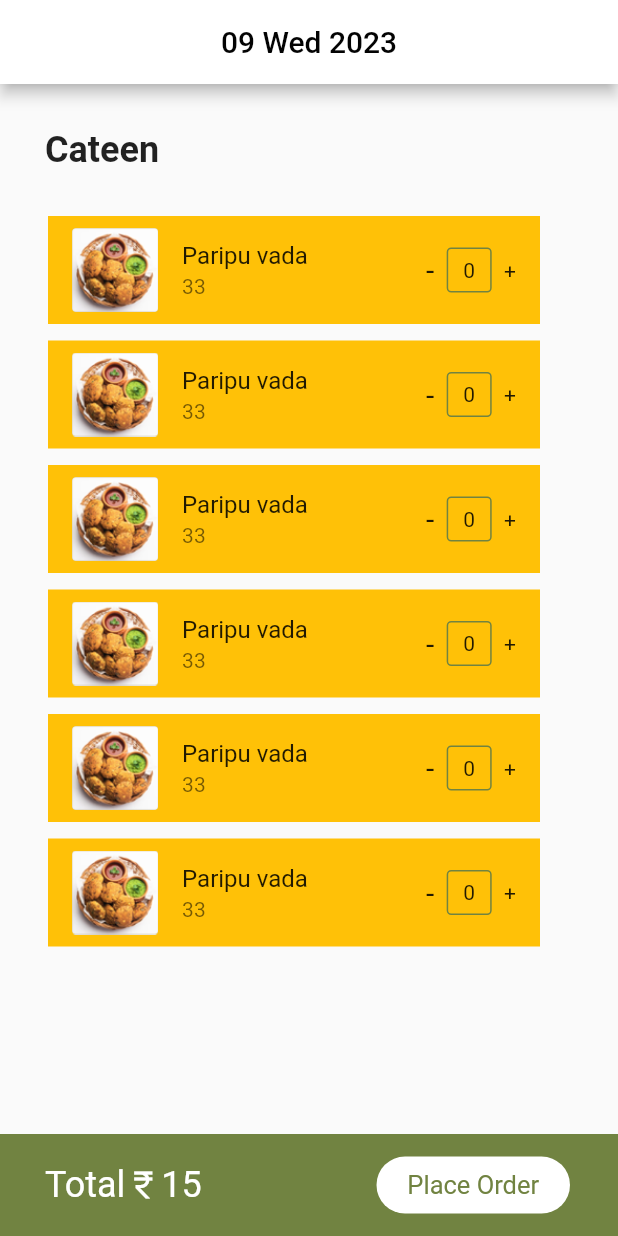
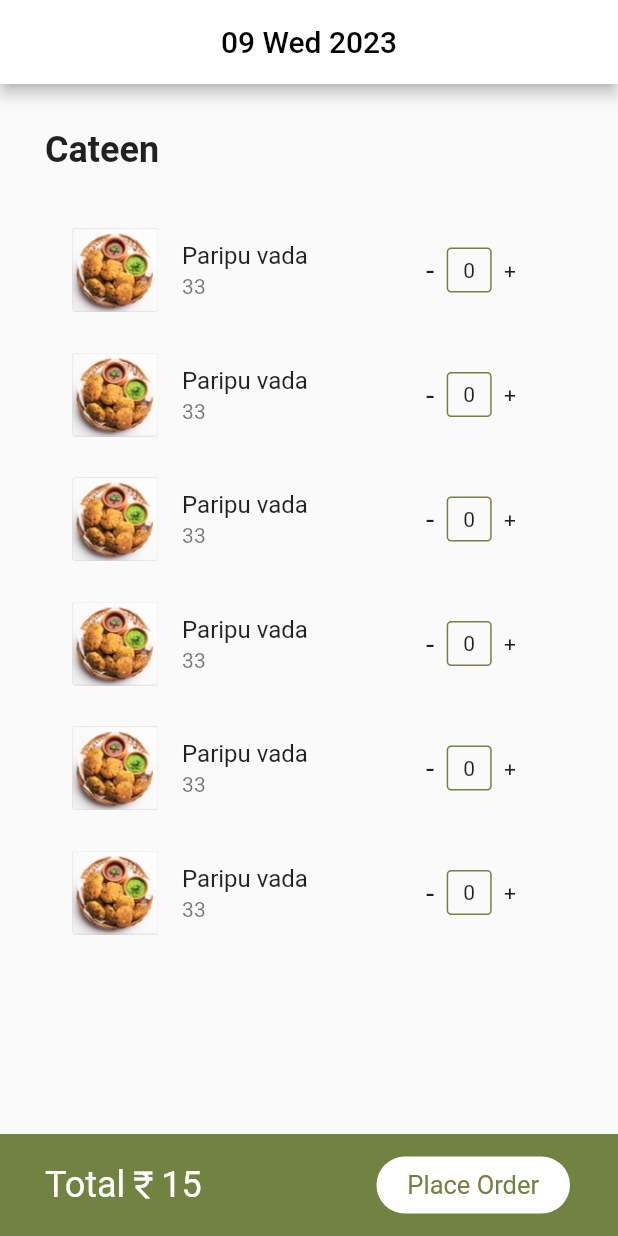
Before and after one commit to vishnuv6333/shope, a Flutter app: the ProductPage screen opened by its route, on a phone screen of 412 x 824 dp. Run offline on Flutter 3.47's test engine with Material 2 defaults, Android fonts, the phone set to English and light mode, and no system bars; our stand-ins replace flutter_svg, fluttertoast, get, get_storage, hexcolor; accounts and stored records are empty; network calls fail; Roboto replaces fonts that are missing (yugothib); project files that could hold a hidden picture were left out.

Commit message:
last commit

```diff
--- a/lib/feature/product.dart
+++ b/lib/feature/product.dart
@@ -88,7 +88,6 @@ class ProductPage extends StatelessWidget {
                   padding:
                       const EdgeInsets.only(left: 32, right: 52, bottom: 11),
                   child: ListTile(
-                    tileColor: Colors.amber,
                     leading: Image.asset("assets/img/Lay.png"),
                     title: const Text("Paripu vada"),
                     subtitle: const Text("33"),
```
Also changed, not shown: 1 other file.
